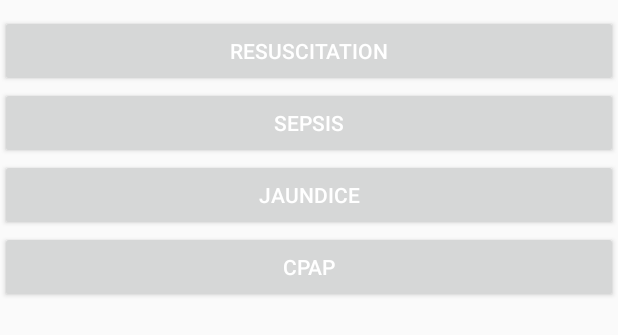
After one commit to ETS-Android4/Paediatric-Protocols, an Android app: the layout newborn_activity.xml on its own in the app's theme, with its tools: preview values and no code run, on a phone screen of 412 x 824 dp. The commit adds this screen. Shown: the top 335 px of the screen. Run offline under Robolectric (Android 15) with nearby library versions, the phone set to English and light mode, and no system bars.

Commit message:
newborncare

```diff
--- a/app/src/main/java/com/mwongera/paediatric_protocols/fragment/NewsFragment.java
+++ b/app/src/main/java/com/mwongera/paediatric_protocols/fragment/NewsFragment.java
@@ -66,7 +66,7 @@ public class NewsFragment extends Fragment implements ClickListener {
     }
 
     private void prepareItem() {
-        item item = new item("Resuscitation", "");
+        item item = new item("Life support", "");
         itemList.add(item);
         item = new item("Newborn care", "");
         itemList.add(item);
--- /dev/null
+++ b/app/src/main/res/layout/newborn_activity.xml
@@ -0,0 +1,32 @@
+<?xml version="1.0" encoding="utf-8"?>
+<LinearLayout xmlns:android="http://schemas.android.com/apk/res/android"
+    android:layout_width="fill_parent"
+    android:layout_height="fill_parent"
+    android:orientation="vertical" >
+
+    <Button
+        android:layout_marginTop="10dp"
+        android:id="@+id/button1"
+        android:layout_width="match_parent"
+        android:layout_height="wrap_content"
+        android:text="Resuscitation" />
+
+    <Button
+        android:id="@+id/button2"
+        android:layout_width="match_parent"
+        android:layout_height="wrap_content"
+        android:text="Sepsis" />
+
+    <Button
+        android:id="@+id/button3"
+        android:layout_width="match_parent"
+        android:layout_height="wrap_content"
+        android:text="Jaundice" />
+
+    <Button
+        android:id="@+id/button4"
+        android:layout_width="match_parent"
+        android:layout_height="wrap_content"
+        android:text="CPAP" />
+
+</LinearLayout>
```
Also changed, not shown: app/src/main/java/com/mwongera/paediatric_protocols/NewbornCare.java (added, +49 -0 lines).
